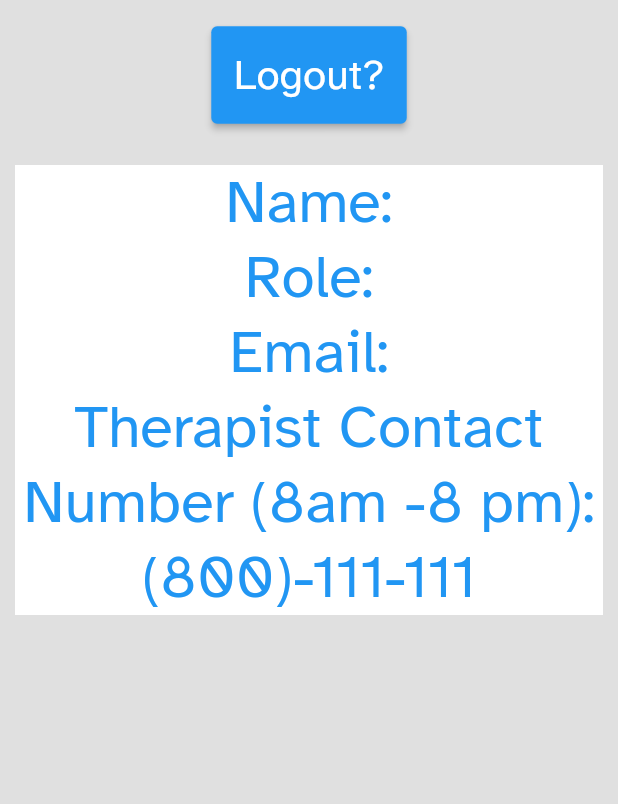
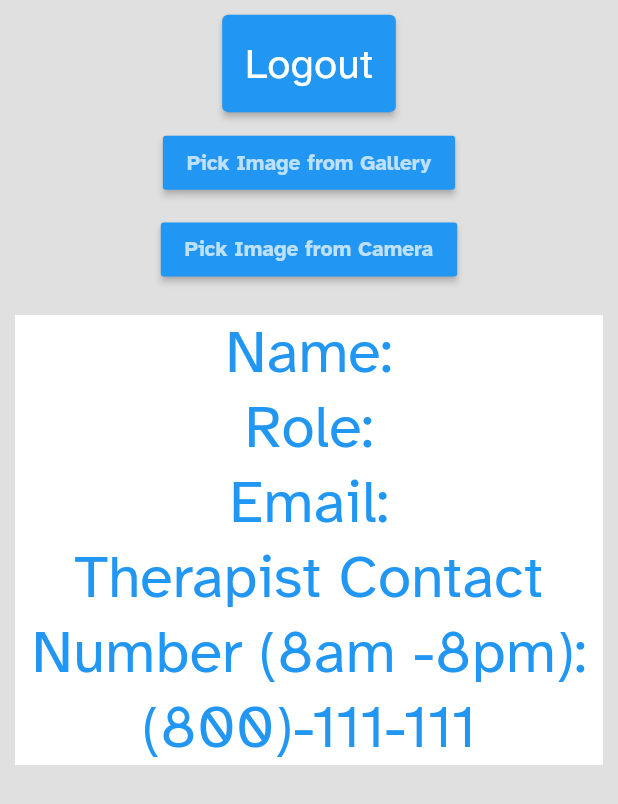
Before and after one commit to yoshikikakehi/REHAPP, a Flutter app: the LogoutPage screen opened directly, on a phone screen of 412 x 824 dp. Shown: the top 804 px of the screen. Run offline on Flutter 3.47's test engine with Material 2 defaults, Android fonts, the phone set to English and light mode, and no system bars; our stand-ins replace cloud_firestore, firebase_auth, firebase_core, flutter_phoenix, shared_preferences; missing offline and left inert: dart:html; accounts and stored records are empty.

Commit message:
added profile pic

```diff
--- a/rehapp/lib/pages/logout.dart
+++ b/rehapp/lib/pages/logout.dart
@@ -1,4 +1,7 @@
+import 'dart:html';
+
 import 'package:flutter/material.dart';
+import 'package:flutter/services.dart';
 import 'package:flutter_phoenix/flutter_phoenix.dart';
 import 'package:firebase_auth/firebase_auth.dart';
 import 'package:rehapp/api/api_service.dart';
@@ -29,7 +32,8 @@ class Logout extends State<LogoutPage> {
         info = userValue.toString();
         info = "Name: " + userValue['firstname'] + " " + userValue['lastname'];
         info = info + "\nRole: " + userValue['role'] + "\nEmail: " + userValue['email'];
-        info = info + "\nTherapist Contact Number (8am -8 pm): " + "(800)-111-111";
+        info = info + "\nTherapist Contact Number (8am -8pm): " + "(800)-111-111";
+
         //print(info);
         userInfo = info;
     });
@@ -48,10 +52,12 @@ class Logout extends State<LogoutPage> {
           //crossAxisAlignment: CrossAxisAlignment.center,
         children: [SizedBox(
         width: 200,
-        height: 100,
+        height: 200,
         child: Align(
           alignment: Alignment.center,
-          child: ElevatedButton(
+
+          child: Column( mainAxisAlignment: MainAxisAlignment.spaceEvenly,
+              children: [ElevatedButton(
             onPressed: () async {
               await FirebaseAuth.instance.signOut();
               user.firstname = "";
@@ -64,7 +70,7 @@ class Logout extends State<LogoutPage> {
               Phoenix.rebirth(context);
             },
             child: const Text(
-              "Logout?",
+              "Logout",
               style: TextStyle(fontSize: 28, color: Colors.white),
             ),
             style: ButtonStyle(
@@ -73,7 +79,57 @@ class Logout extends State<LogoutPage> {
               ),
             ),
           ),
-        ),
+            MaterialButton(
+                color: Colors.blue,
+                child: const Text(
+                    "Pick Image from Gallery",
+                    style: TextStyle(
+                        color: Colors.white70, fontWeight: FontWeight.bold
+                    )
+                ),
+                onPressed: () {
+                  File? image;
+                  Future pickImage() async {
+                    try {
+                      //final image = await ImagePicker().pickImage(source: ImageSource.gallery);
+                      if(image == null) return;
+                      //final imageTemp = File(image.path);
+                      //setState(() => this.image = imageTemp);
+                    } on PlatformException catch(e) {
+                      print('Failed to pick image: $e');
+                    }
+                  }
+                }
+            ),
+            MaterialButton(
+                color: Colors.blue,
+                child: const Text(
+                    "Pick Image from Camera",
+                    style: TextStyle(
+                        color: Colors.white70, fontWeight: FontWeight.bold
+
+                    )
+                ),
+                onPressed: () {
+                  File? image;
+                  Future pickImage() async {
+                    try {
+                      //final image = await ImagePicker().pickImage(source: ImageSource.gallery);
+                      if(image == null) return;
+                      //final imageTemp = File(image.path);
+                      //setState(() => this.image = imageTemp);
+                    } on PlatformException catch(e) {
+                      print('Failed to pick image: $e');
+                    }
+                  }
+                }
+
+            ),
+
+
+          ]
+          )
+        )
       ),
           Container(
             margin: const EdgeInsets.all(10.0),
@@ -91,7 +147,7 @@ class Logout extends State<LogoutPage> {
             ),
           ),
         )
-      ]
+      ] //children
     )
     );
   }
```
